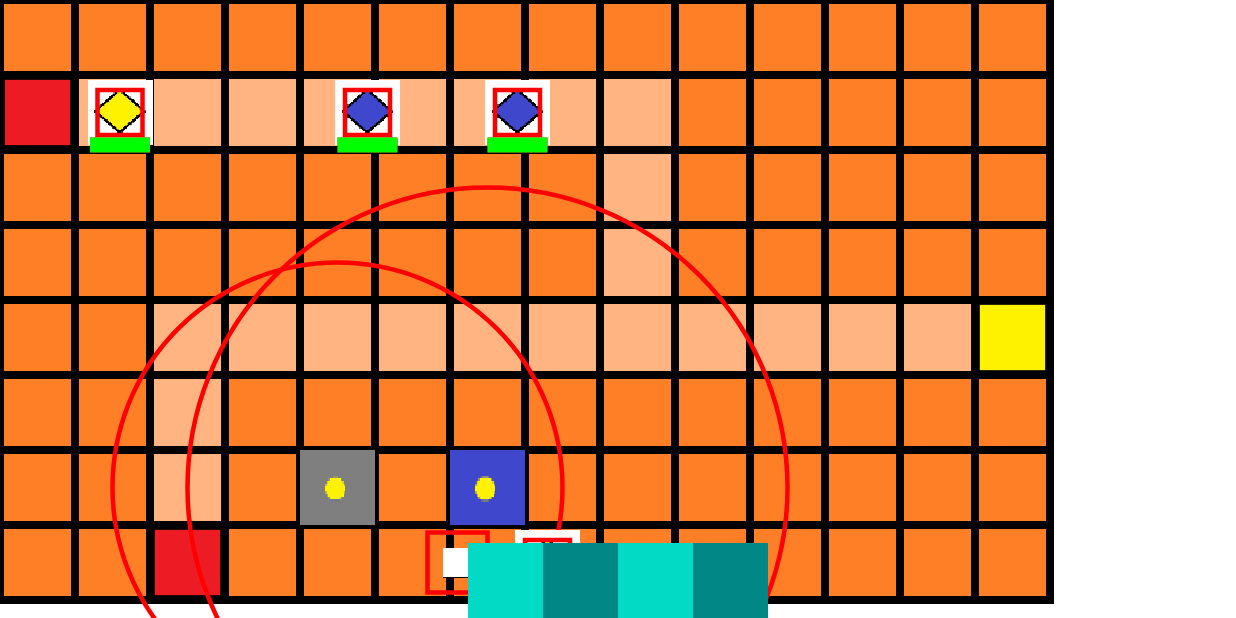
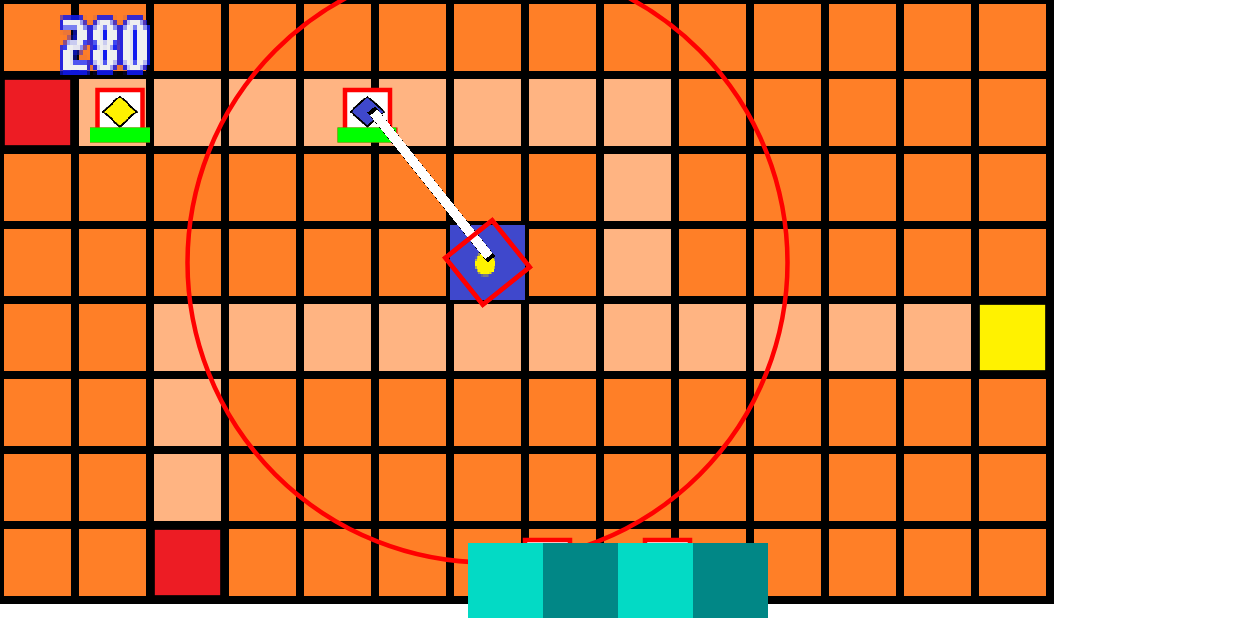
Before and after one commit to seyoung13/Android-Programming-4-1, an Android app: the screen it shows after launch (DefenseActivity), on a phone screen of 824 x 412 dp (held sideways). Run offline under Robolectric (Android 15) with nearby library versions, the phone set to English and light mode, and no system bars.

Commit message:
미네랄 클래스 추가

```diff
--- a/TermProject/app/src/main/java/kr/ac/kpu/sgp02/termproject/framework/helper/Metrics.java
+++ b/TermProject/app/src/main/java/kr/ac/kpu/sgp02/termproject/framework/helper/Metrics.java
@@ -26,6 +26,12 @@ public class Metrics {
         TypedValue outValue = new TypedValue();
         res.getValue(dimenResId, outValue, true);
         return outValue.getFloat();
+    }
+
+    public static int intValue(int dimenResId) {
+        Resources res = GameView.view.getResources();
+
+        return res.getInteger(dimenResId);
     }
 
     /**
--- a/TermProject/app/src/main/java/kr/ac/kpu/sgp02/termproject/game/DefenseGame.java
+++ b/TermProject/app/src/main/java/kr/ac/kpu/sgp02/termproject/game/DefenseGame.java
@@ -38,6 +38,7 @@ public class DefenseGame {
     private ArrayList<ArrayList<GameObject>> layeredObjects;
     private TowerDeployer towerDeployer;
     private LevelLoader levelLoader;
+    private Mineral mineral;
 
     // --------------- 생성자 ---------------
     private DefenseGame() {
@@ -75,9 +76,12 @@ public class DefenseGame {
 
         add(new MonsterGenerator(levelLoader.getWaveQueue()), Layer.controller);
 
-        add(CannonTower.get(4, 6), Layer.tower);
+        mineral = new Mineral(200);
+        add(mineral, Layer.ui);
 
-        add(LaserTower.get(6, 6), Layer.tower);
+        //add(CannonTower.get(4, 3), Layer.tower);
+
+        add(LaserTower.get(6, 3), Layer.tower);
     }
 
     private void initializeLayers() {
@@ -220,6 +224,13 @@ public class DefenseGame {
 
     }
 
+    public void storeMineral(int reward) {
+        mineral.addAmount(reward);
+    }
+
+    public void useMineral(int reward) {
+        mineral.subAmount(reward);
+    }
 
     public void onDraw(Canvas canvas) {
         for(ArrayList<GameObject> objects : layeredObjects) {
--- /dev/null
+++ b/TermProject/app/src/main/java/kr/ac/kpu/sgp02/termproject/game/Mineral.java
@@ -0,0 +1,80 @@
+package kr.ac.kpu.sgp02.termproject.game;
+
+import android.graphics.Bitmap;
+import android.graphics.Canvas;
+import android.graphics.Rect;
+import android.graphics.RectF;
+
+import kr.ac.kpu.sgp02.termproject.R;
+import kr.ac.kpu.sgp02.termproject.framework.helper.Metrics;
+import kr.ac.kpu.sgp02.termproject.framework.interfaces.GameObject;
+import kr.ac.kpu.sgp02.termproject.framework.pool.BitmapPool;
+import kr.ac.kpu.sgp02.termproject.framework.pool.Sound;
+
+public class Mineral implements GameObject {
+    private Bitmap bitmap;
+    private Rect srcRect = new Rect();
+    private RectF dstRect = new RectF();
+    private int amount;
+
+    private int srcCharWidth, srcCharHeight;
+    private float dstCharWidth, dstCharHeight;
+    private float top, right;
+
+    public Mineral(int amount) {
+        this.amount = amount;
+
+        bitmap = BitmapPool.getBitmap(R.mipmap.numbers_24x32);
+        srcCharWidth = bitmap.getWidth()/10;
+        srcCharHeight = bitmap.getHeight();
+
+        dstCharWidth = Metrics.size(R.dimen.mineral_digit_width);
+        dstCharHeight = Metrics.size(R.dimen.mineral_digit_height);
+
+        top = Metrics.size(R.dimen.mineral_digit_margin_top);
+        right = dstCharWidth * 5;
+    }
+
+    public void addAmount(int number) {
+        Sound.playSfx(R.raw.jelly_coin);
+
+        amount += number;
+        amount = Math.min(amount, 9999);
+    }
+
+    /**
+     * 저장 중인 광물량을 감소하는 함수.
+     * @param number 소모하려는 광물량
+     * @return 소모량이 저장량보다 많으면 true, 적으면 false
+     */
+    public boolean subAmount(int number) {
+        if(amount - number < 0) {
+            Sound.playSfx(R.raw.jelly_gold);
+            return false;
+        }
+        else {
+            amount -= number;
+            return true;
+        }
+    }
+
+    @Override
+    public void update(float deltaSecond) {
+
+    }
+
+    @Override
+    public void draw(Canvas canvas) {
+        int value = amount;
+
+        float x = right;
+        while (value > 0) {
+            int digit = value % 10;
+            srcRect.set(digit * srcCharWidth, 0, (digit + 1) * srcCharWidth, srcCharHeight);
+            x -= dstCharWidth;
+            dstRect.set(x, top, x + dstCharWidth, top + dstCharHeight);
+            canvas.drawBitmap(bitmap, srcRect, dstRect, null);
+            value /= 10;
+        }
+    }
+}
--- a/TermProject/app/src/main/java/kr/ac/kpu/sgp02/termproject/game/monster/Armor.java
+++ b/TermProject/app/src/main/java/kr/ac/kpu/sgp02/termproject/game/monster/Armor.java
@@ -27,6 +27,6 @@ public class Armor extends Monster {
 
         speed = Metrics.size(R.dimen.armor_speed);
         maxHp = Metrics.floatValue(R.dimen.armor_hp);
-        reward = Metrics.floatValue(R.dimen.armor_reward);
+        reward = Metrics.intValue(R.dimen.armor_reward);
     }
 }
--- a/TermProject/app/src/main/java/kr/ac/kpu/sgp02/termproject/game/monster/Monster.java
+++ b/TermProject/app/src/main/java/kr/ac/kpu/sgp02/termproject/game/monster/Monster.java
@@ -18,13 +18,13 @@ public class Monster implements GameObject, Collidable, Recyclable {
     protected float hp;
     protected float maxHp;
     protected float speed;
-    protected float reward;
+    protected int reward;
     protected Sprite sprite;
     public BoxCollider collider;
     protected PointF position;
     public boolean isDead;
     public ProgressBar hpBar;
-    float size = Metrics.size(R.dimen.cell_size) - 10;
+    float size;
 
     public static Monster get(int tileX, int tileY) {
         Monster recyclable = (Monster) ObjectPool.get(Monster.class);
@@ -39,10 +39,9 @@ public class Monster implements GameObject, Collidable, Recyclable {
 
     protected Monster(int tileX, int tileY) {
         position = Metrics.tileIndexToPosition(tileX, tileY);
+        size = Metrics.size(R.dimen.monster_size);
         setSpec();
-        collider = new BoxCollider(position.x, position.y,
-                Metrics.size(R.dimen.monster_size)/2,
-                Metrics.size(R.dimen.monster_size)/2);
+        collider = new BoxCollider(position.x, position.y, size/2, size/2);
         hp = maxHp;
         isDead = false;
         hpBar = new ProgressBar(position.x, position.y + size/2,
@@ -100,13 +99,18 @@ public class Monster implements GameObject, Collidable, Recyclable {
     public void beDamaged(int damage) {
         hp -= damage;
         if(hp <= 0)
-            isDead = true;
+            onDead();
 
         hpBar.setProgress(hp);
     }
 
     public PointF getPosition() {
         return position;
+    }
+
+    public void onDead() {
+        isDead = true;
+        DefenseGame.getInstance().storeMineral(reward);
     }
 
     @Override
--- a/TermProject/app/src/main/java/kr/ac/kpu/sgp02/termproject/game/monster/Sprinter.java
+++ b/TermProject/app/src/main/java/kr/ac/kpu/sgp02/termproject/game/monster/Sprinter.java
@@ -27,6 +27,6 @@ public class Sprinter extends Monster{
 
         speed = Metrics.size(R.dimen.sprinter_speed);
         maxHp = Metrics.floatValue(R.dimen.sprinter_hp);
-        reward = Metrics.floatValue(R.dimen.sprinter_reward);
+        reward = Metrics.intValue(R.dimen.sprinter_reward);
     }
 }
--- a/TermProject/app/src/main/java/kr/ac/kpu/sgp02/termproject/game/monster/Walker.java
+++ b/TermProject/app/src/main/java/kr/ac/kpu/sgp02/termproject/game/monster/Walker.java
@@ -28,6 +28,6 @@ public class Walker extends Monster{
 
         speed = Metrics.size(R.dimen.walker_speed);
         maxHp = Metrics.floatValue(R.dimen.walker_hp);
-        reward = Metrics.floatValue(R.dimen.walker_reward);
+        reward = Metrics.intValue(R.dimen.walker_reward);
     }
 }
--- a/TermProject/app/src/main/java/kr/ac/kpu/sgp02/termproject/game/projectile/LaserProjectile.java
+++ b/TermProject/app/src/main/java/kr/ac/kpu/sgp02/termproject/game/projectile/LaserProjectile.java
@@ -12,7 +12,7 @@ public class LaserProjectile extends Projectile {
     protected float degree;
     protected float currDelay = 0.0f;
     protected float maxDelay = 0.5f;
-    private int damage = 5;
+    private int damage = 2;
 
     public static LaserProjectile get(float x, float y) {
         LaserProjectile recyclable = (LaserProjectile) ObjectPool.get(LaserProjectile.class);
--- a/TermProject/app/src/main/java/kr/ac/kpu/sgp02/termproject/game/projectile/MissileProjectile.java
+++ b/TermProject/app/src/main/java/kr/ac/kpu/sgp02/termproject/game/projectile/MissileProjectile.java
@@ -7,7 +7,6 @@ import kr.ac.kpu.sgp02.termproject.game.DefenseGame;
 import kr.ac.kpu.sgp02.termproject.game.monster.Monster;
 
 public class MissileProjectile extends Projectile {
-    private CircleCollider splash;
 
     public static MissileProjectile get(float x, float y) {
         MissileProjectile recyclable = (MissileProjectile) ObjectPool.get(MissileProjectile.class);
--- a/TermProject/app/src/main/java/kr/ac/kpu/sgp02/termproject/game/projectile/PlasmaProjectile.java
+++ b/TermProject/app/src/main/java/kr/ac/kpu/sgp02/termproject/game/projectile/PlasmaProjectile.java
@@ -12,7 +12,7 @@ import kr.ac.kpu.sgp02.termproject.game.monster.Monster;
 public class PlasmaProjectile extends Projectile {
     protected float degree;
     protected float lifetime = 0.5f;
-    private int damage = 5;
+    private int damage = 20;
 
     public static PlasmaProjectile get(float x, float y) {
         PlasmaProjectile recyclable = (PlasmaProjectile) ObjectPool.get(PlasmaProjectile.class);
--- a/TermProject/app/src/main/java/kr/ac/kpu/sgp02/termproject/game/projectile/Projectile.java
+++ b/TermProject/app/src/main/java/kr/ac/kpu/sgp02/termproject/game/projectile/Projectile.java
@@ -43,7 +43,7 @@ public class Projectile implements GameObject, Collidable, Recyclable {
         position = new PointF(x, y);
         collider = new BoxCollider(x, y, 30, 30);
         sprite = new Sprite(x, y, 30, R.mipmap.tile_grid);
-        damage = 10;
+        damage = 30;
     }
 
 
--- a/TermProject/app/src/main/java/kr/ac/kpu/sgp02/termproject/game/projectile/SiegeSplash.java
+++ b/TermProject/app/src/main/java/kr/ac/kpu/sgp02/termproject/game/projectile/SiegeSplash.java
@@ -15,7 +15,7 @@ import kr.ac.kpu.sgp02.termproject.game.monster.Monster;
 public class SiegeSplash implements GameObject, Collidable, Recyclable {
     public CircleCollider collider;
     public float lifetime = 0.5f;
-    private int damage = 20;
+    private int damage = 40;
 
     public static SiegeSplash get(float x, float y) {
         SiegeSplash recyclable = (SiegeSplash) ObjectPool.get(SiegeSplash.class);
--- a/TermProject/app/src/main/java/kr/ac/kpu/sgp02/termproject/game/system/TowerDeployer.java
+++ b/TermProject/app/src/main/java/kr/ac/kpu/sgp02/termproject/game/system/TowerDeployer.java
@@ -33,8 +33,6 @@ public class TowerDeployer implements GameObject {
     HashMap<TowerType, TowerPreview> previewImages = new HashMap<>(4);
     TowerPreview selectedPreview;
     TowerType selectedType = TowerType.cannon;
-
-
 
     protected Point tileIndex = new Point();
     protected PointF tileCenter = new PointF();
@@ -97,15 +95,19 @@ public class TowerDeployer implements GameObject {
         switch (selectedType) {
             case cannon:
                 DefenseGame.getInstance().add(CannonTower.get(index.x, index.y), DefenseGame.Layer.tower);
+                DefenseGame.getInstance().useMineral(Metrics.intValue(R.dimen.cannon_tower_price));
                 break;
             case laser:
                 DefenseGame.getInstance().add(LaserTower.get(index.x, index.y), DefenseGame.Layer.tower);
+                DefenseGame.getInstance().useMineral(Metrics.intValue(R.dimen.laser_tower_price));
                 break;
             case missile:
                 DefenseGame.getInstance().add(MissileTower.get(index.x, index.y), DefenseGame.Layer.tower);
+                DefenseGame.getInstance().useMineral(Metrics.intValue(R.dimen.missile_tower_price));
                 break;
             case plasma:
                 DefenseGame.getInstance().add(PlasmaTower.get(index.x, index.y), DefenseGame.Layer.tower);
+                DefenseGame.getInstance().useMineral(Metrics.intValue(R.dimen.plasma_tower_price));
                 break;
             default:
                 break;
--- a/TermProject/app/src/main/java/kr/ac/kpu/sgp02/termproject/game/tower/LaserTower.java
+++ b/TermProject/app/src/main/java/kr/ac/kpu/sgp02/termproject/game/tower/LaserTower.java
@@ -42,8 +42,8 @@ public class LaserTower extends Tower {
 
     @Override
     protected void fire() {
-        if(target != null)
-            return;
+//        if(target != null)
+//            return;
 
         isLaserFiring = true;
         laser = LaserProjectile.get(position.x, position.y);
@@ -62,10 +62,6 @@ public class LaserTower extends Tower {
             DefenseGame.getInstance().remove(laser);
             laser.setTarget(null);
             target = null;
-            if(target == null)
-                Log.d("Tower", "target set null");
-            else
-                Log.d("Tower", "target set not null");
         }
 
         targetList.remove((Monster) object);
--- a/TermProject/app/src/main/res/values/dimens.xml
+++ b/TermProject/app/src/main/res/values/dimens.xml
@@ -1,6 +1,11 @@
 <?xml version="1.0" encoding="utf-8"?>
 <resources>
     <dimen name="cell_size">50dp</dimen>
+
+    <item name="cannon_tower_price" type="dimen" format="integer">50</item>
+    <item name="laser_tower_price" type="dimen" format="integer">100</item>
+    <item name="plasma_tower_price" type="dimen" format="integer">100</item>
+    <item name="missile_tower_price" type="dimen" format="integer">150</item>
 
     <item name="cannon_delay" type="dimen" format="float">1.5</item>
     <item name="laser_delay" type="dimen" format="float">0.25</item>
@@ -18,19 +23,23 @@
     <dimen name="hp_bar_width">40dp</dimen>
     <dimen name="hp_bar_height">10dp</dimen>
 
+    <dimen name="mineral_digit_width">20dp</dimen>
+    <dimen name="mineral_digit_height">40dp</dimen>
+    <dimen name="mineral_digit_margin_top">10dp</dimen>
+
     <dimen name="monster_size">30dp</dimen>
 
     <dimen name="walker_speed">50dp</dimen>
-    <item name="walker_hp" type="dimen" format="float">50.0</item>
-    <item name="walker_reward" type="dimen" format="float">20.0</item>
+    <item name="walker_hp" type="dimen" format="float">100.0</item>
+    <item name="walker_reward" type="dimen" format="integer">20</item>
 
     <dimen name="sprinter_speed">100dp</dimen>
-    <item name="sprinter_hp" type="dimen" format="float">50.0</item>
-    <item name="sprinter_reward" type="dimen" format="float">20.0</item>
+    <item name="sprinter_hp" type="dimen" format="float">75.0</item>
+    <item name="sprinter_reward" type="dimen" format="integer">30</item>
 
     <dimen name="armor_speed">20dp</dimen>
-    <item name="armor_hp" type="dimen" format="float">250.0</item>
-    <item name="armor_reward" type="dimen" format="float">100.0</item>
+    <item name="armor_hp" type="dimen" format="float">300.0</item>
+    <item name="armor_reward" type="dimen" format="integer">100</item>
 
     <item name="monster_spawn_interval" type="dimen" format="float">2.0</item>
     <item name="wave_interval" type="dimen" format="float">5.0</item>
```
Also changed, not shown: TermProject/app/src/main/res/mipmap-xxxhdpi/numbers_24x32.png (added).
